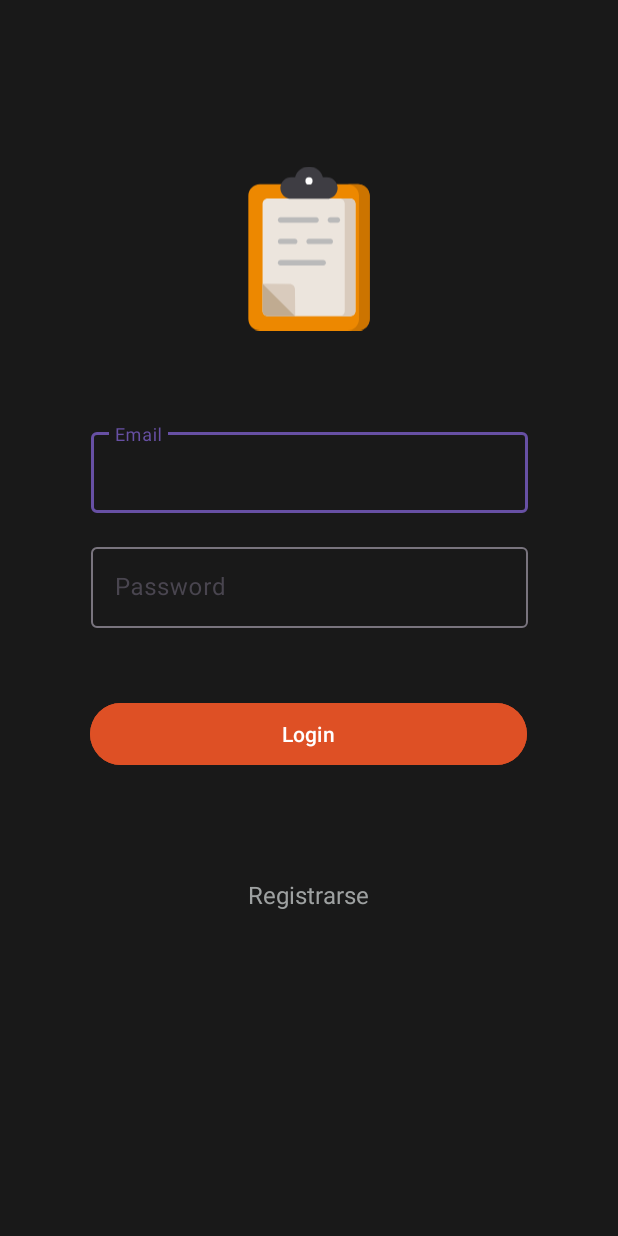
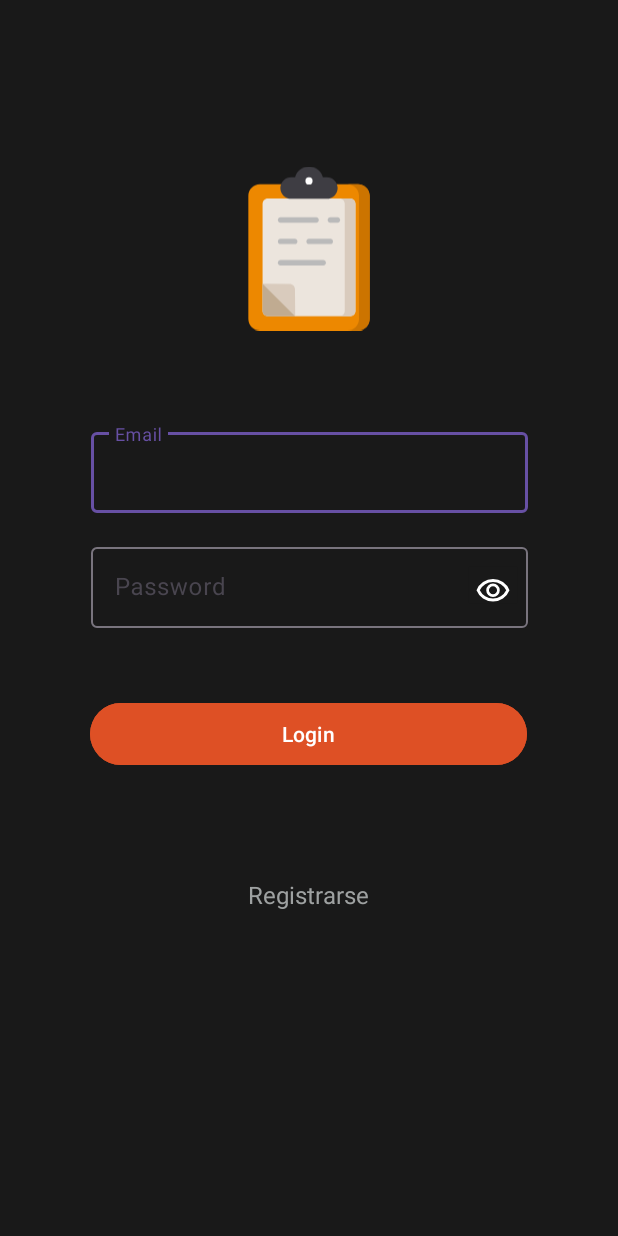
Before and after one commit to DSMovil/equipo3inventory, an Android app: the screen it shows after launch (Login), on a phone screen of 412 x 824 dp. Run offline under Robolectric (Android 15) with nearby library versions, the phone set to English and light mode, and no system bars.

Commit message:
cambios en ui, boton para ver contraseña

```diff
--- /dev/null
+++ b/app/src/main/res/drawable/eyeoff.xml
@@ -0,0 +1,9 @@
+<vector xmlns:android="http://schemas.android.com/apk/res/android"
+    android:width="24dp"
+    android:height="24dp"
+    android:viewportWidth="960"
+    android:viewportHeight="960">
+  <path
+      android:fillColor="@color/white"
+      android:pathData="m644,532 l-58,-58q9,-47 -27,-88t-93,-32l-58,-58q17,-8 34.5,-12t37.5,-4q75,0 127.5,52.5T660,460q0,20 -4,37.5T644,532ZM772,658 L714,602q38,-29 67.5,-63.5T832,460q-50,-101 -143.5,-160.5T480,240q-29,0 -57,4t-55,12l-62,-62q41,-17 84,-25.5t90,-8.5q151,0 269,83.5T920,460q-23,59 -60.5,109.5T772,658ZM792,904L624,738q-35,11 -70.5,16.5T480,760q-151,0 -269,-83.5T40,460q21,-53 53,-98.5t73,-81.5L56,168l56,-56 736,736 -56,56ZM222,336q-29,26 -53,57t-41,67q50,101 143.5,160.5T480,680q20,0 39,-2.5t39,-5.5l-36,-38q-11,3 -21,4.5t-21,1.5q-75,0 -127.5,-52.5T300,460q0,-11 1.5,-21t4.5,-21l-84,-82ZM541,429ZM390,504Z"/>
+</vector>
--- /dev/null
+++ b/app/src/main/res/drawable/eyeon.xml
@@ -0,0 +1,9 @@
+<vector xmlns:android="http://schemas.android.com/apk/res/android"
+    android:width="24dp"
+    android:height="24dp"
+    android:viewportWidth="960"
+    android:viewportHeight="960">
+  <path
+      android:fillColor="@color/white"
+      android:pathData="M480,640q75,0 127.5,-52.5T660,460q0,-75 -52.5,-127.5T480,280q-75,0 -127.5,52.5T300,460q0,75 52.5,127.5T480,640ZM480,568q-45,0 -76.5,-31.5T372,460q0,-45 31.5,-76.5T480,352q45,0 76.5,31.5T588,460q0,45 -31.5,76.5T480,568ZM480,760q-146,0 -266,-81.5T40,460q54,-137 174,-218.5T480,160q146,0 266,81.5T920,460q-54,137 -174,218.5T480,760ZM480,460ZM480,680q113,0 207.5,-59.5T832,460q-50,-101 -144.5,-160.5T480,240q-113,0 -207.5,59.5T128,460q50,101 144.5,160.5T480,680Z"/>
+</vector>
--- a/app/src/main/res/layout/activity_login.xml
+++ b/app/src/main/res/layout/activity_login.xml
@@ -37,6 +37,7 @@
                 android:layout_width="match_parent"
                 android:layout_height="match_parent"
                 android:hint="Email"
+                android:maxLength="40"
                 android:textColor="@color/white">
 
             </com.google.android.material.textfield.TextInputEditText>
@@ -59,7 +60,8 @@
                 android:layout_width="match_parent"
                 android:layout_height="match_parent"
                 android:hint="Password"
-                android:inputType="numberPassword"
+                android:inputType=
+                    "numberPassword"
                 android:maxLength="10"
                 android:textColor="@color/white">
 
@@ -93,5 +95,21 @@
             app:layout_constraintTop_toTopOf="parent"
             app:layout_constraintVertical_bias="0.73" />
 
+    <ToggleButton
+        android:layout_width="40dp"
+        android:layout_height="36dp"
+        android:backgroundTint="@color/transparent"
+        android:drawableTop="@drawable/eyeon"
+        android:textOff=""
+        android:textOn=""
+        app:layout_constraintBottom_toBottomOf="parent"
+        app:layout_constraintEnd_toEndOf="parent"
+        app:layout_constraintHorizontal_bias="0.83"
+        app:layout_constraintStart_toStartOf="parent"
+        android:outlineSpotShadowColor="@color/transparent"
+        app:layout_constraintTop_toTopOf="parent"
+        android:shadowColor="@color/transparent"
+        app:layout_constraintVertical_bias="0.472" />
 
-    </androidx.constraintlayout.widget.ConstraintLayout>
+
+</androidx.constraintlayout.widget.ConstraintLayout>
--- a/app/src/main/res/values/colors.xml
+++ b/app/src/main/res/values/colors.xml
@@ -4,5 +4,7 @@
     <color name="white">#FFFFFFFF</color>
     <color name="orange">#DE5025</color>
     <color name="gray">#9EA1A1</color>
+    <color name="transparent">#009EA1A1</color>
+
 
 </resources>
```
